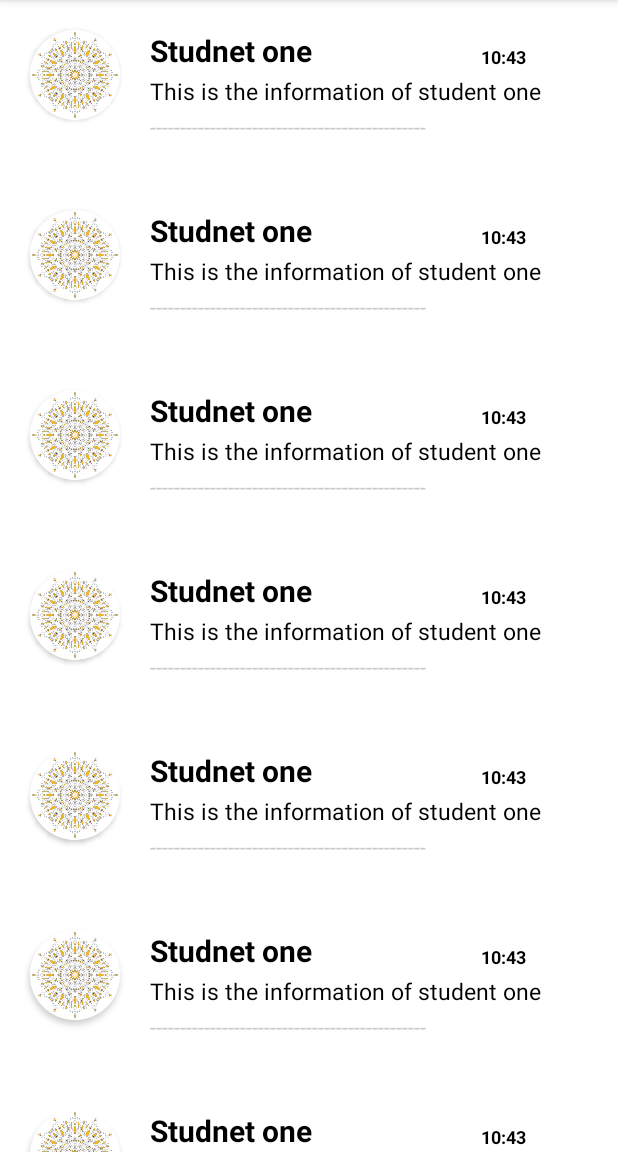
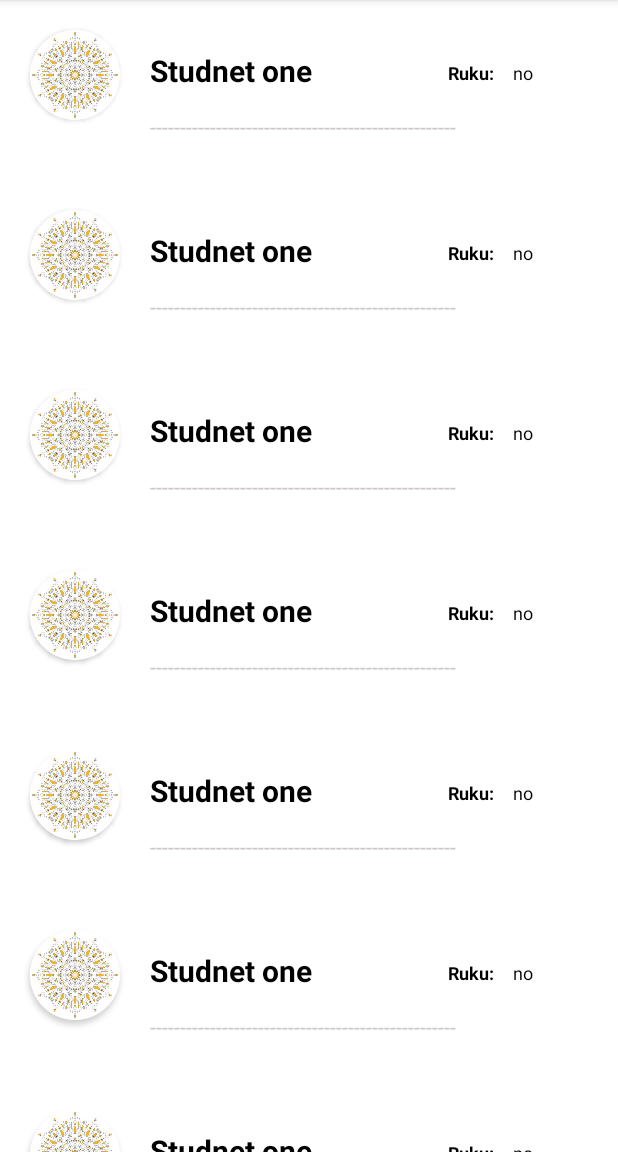
Before and after one commit to AAMNATARIQ/QuranApplicationFinalProject, an Android app: the d4 screen opened directly, with no data from a screen before it, on a phone screen of 412 x 824 dp, the part 84-1236 px from its top. Run offline under Robolectric (Android 15) with nearby library versions, the phone set to English and light mode, and no system bars.

Commit message:
chenged the content show data of recycler view

```diff
--- a/app/src/main/res/layout/custom_layout.xml
+++ b/app/src/main/res/layout/custom_layout.xml
@@ -26,12 +26,13 @@
         </androidx.cardview.widget.CardView>
         <TextView
             android:layout_width="120dp"
-            android:layout_height="30dp"
+            android:layout_height="50dp"
             android:text="Studnet one"
             android:textColor="@color/black"
             android:id="@+id/textview"
             android:textStyle="bold"
             android:textSize="20sp"
+            android:paddingTop="13dp"
             android:layout_toRightOf="@+id/imageview"
             android:layout_marginTop="20dp"
             android:layout_marginLeft="20dp">
@@ -39,35 +40,35 @@
 
         <TextView
             android:id="@+id/textview2"
-            android:layout_width="80dp"
+            android:layout_width="40dp"
             android:layout_height="35dp"
             android:layout_marginLeft="75dp"
             android:layout_marginTop="20dp"
             android:layout_toRightOf="@+id/textview"
             android:gravity="center"
-            android:text="10:43"
-
+            android:paddingTop="20dp"
+            android:text="Ruku: "
             android:textStyle="bold"
-
             android:textColor="@color/black"
             android:textSize="12sp"></TextView>
 
         <TextView
             android:id="@+id/textview3"
-            android:layout_width="276dp"
-            android:layout_height="30dp"
-            android:layout_below="@+id/textview"
-            android:layout_marginLeft="20dp"
-            android:layout_toRightOf="@+id/imageview"
-            android:text="This is the information of student one"
+            android:layout_width="30dp"
+            android:layout_height="35dp"
+            android:layout_marginLeft="0dp"
+            android:layout_marginTop="20dp"
+            android:layout_toRightOf="@+id/textview2"
+            android:gravity="center"
+            android:paddingTop="20dp"
+            android:text="no "
             android:textColor="@color/black"
-            android:textSize="15sp"></TextView>
-
+            android:textSize="12sp"></TextView>
 
         <TextView
             android:layout_width="match_parent"
             android:layout_height="20dp"
-            android:text="----------------------------------------------"
+            android:text="---------------------------------------------------"
             android:textColor="#CDC7C7"
             android:id="@+id/divider"
             android:layout_marginTop="-5dp"
```
